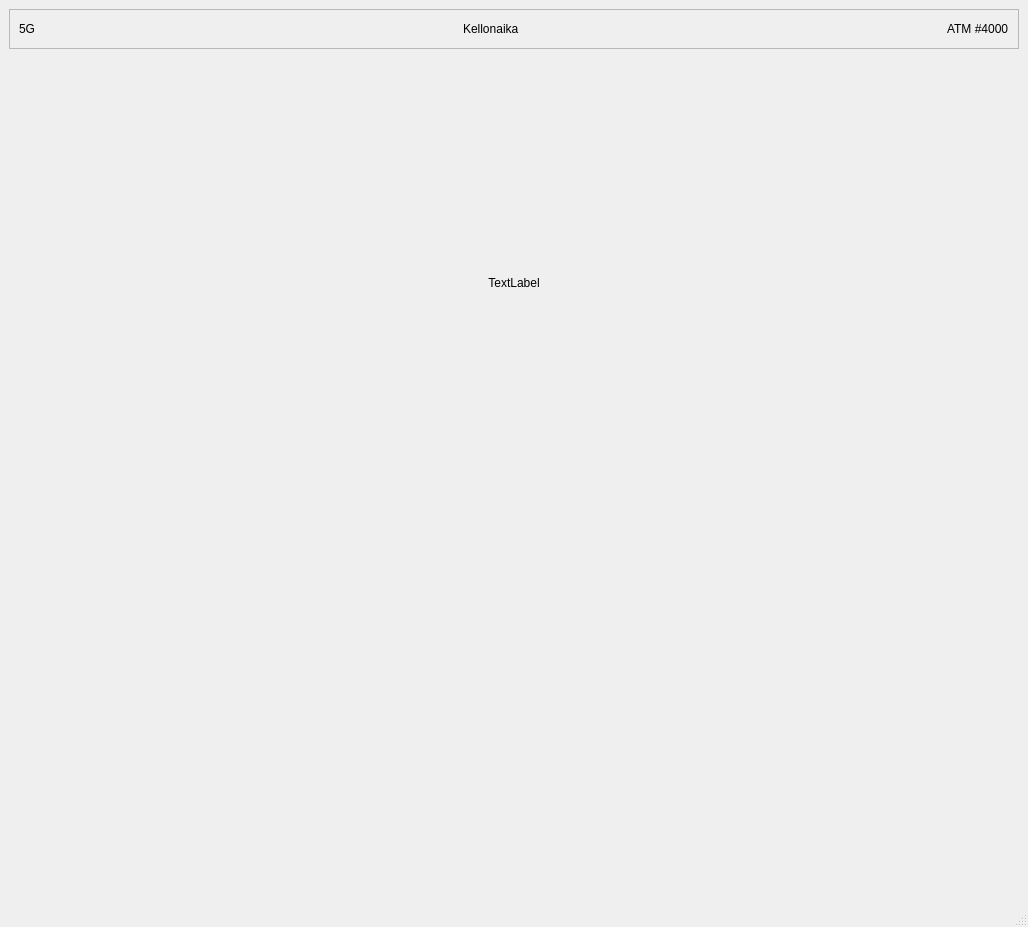
Above: frontend/mainwindow.ui from tommiLipponen/Pankki before the change. Below: the same form after it.
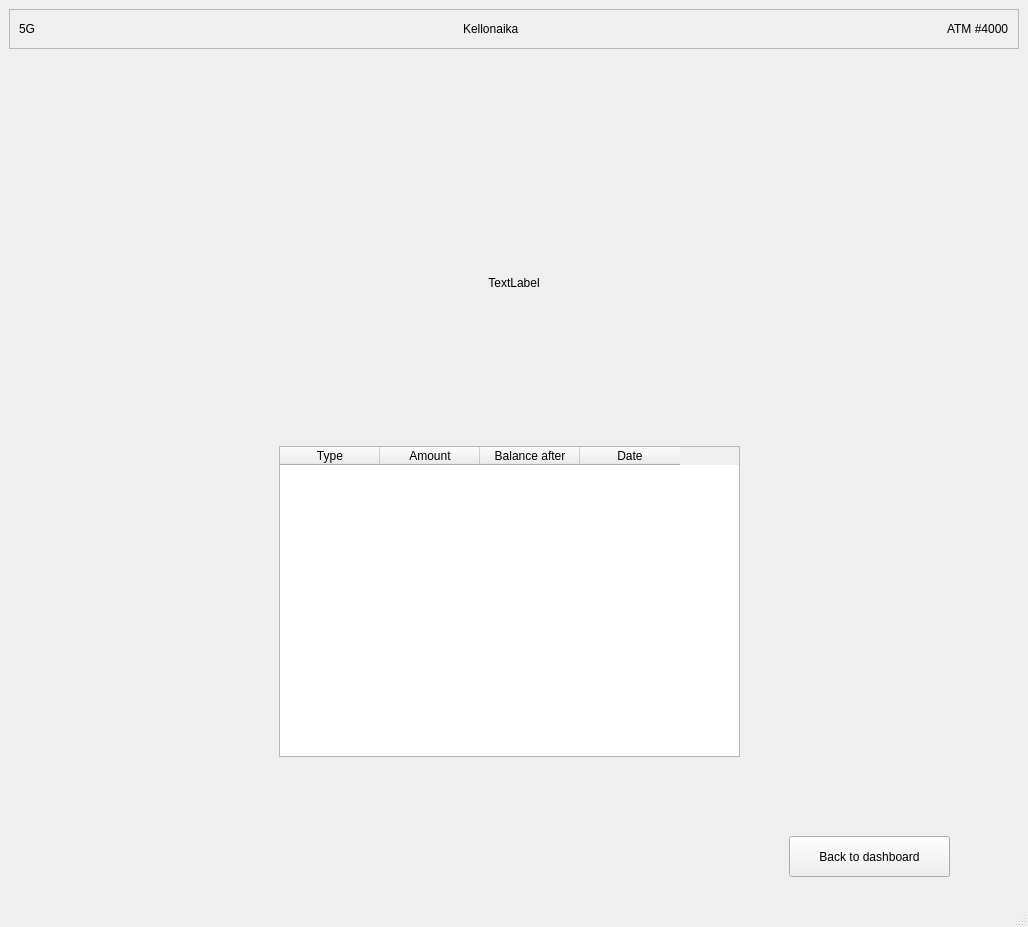
That is the form after the change. The open tabs and pages were chosen to show the change.

Commit message: Added getTransactions, backbuttons to transactions and balance views

Diff of the .ui file:
```diff
--- a/frontend/mainwindow.ui
+++ b/frontend/mainwindow.ui
@@ -553,7 +553,51 @@
         </property>
        </widget>
       </widget>
-      <widget class="QWidget" name="withdrawPage"/>
+      <widget class="QWidget" name="withdrawPage">
+       <widget class="QTableWidget" name="transactionWidget">
+        <property name="geometry">
+         <rect>
+          <x>270</x>
+          <y>150</y>
+          <width>461</width>
+          <height>311</height>
+         </rect>
+        </property>
+        <column>
+         <property name="text">
+          <string>Type</string>
+         </property>
+        </column>
+        <column>
+         <property name="text">
+          <string>Amount</string>
+         </property>
+        </column>
+        <column>
+         <property name="text">
+          <string>Balance after</string>
+         </property>
+        </column>
+        <column>
+         <property name="text">
+          <string>Date</string>
+         </property>
+        </column>
+       </widget>
+       <widget class="QPushButton" name="transactionToDashboardButton">
+        <property name="geometry">
+         <rect>
+          <x>780</x>
+          <y>540</y>
+          <width>161</width>
+          <height>41</height>
+         </rect>
+        </property>
+        <property name="text">
+         <string>Back to dashboard</string>
+        </property>
+       </widget>
+      </widget>
       <widget class="QWidget" name="TransactionPage"/>
      </widget>
     </item>
```
Left out of the diff: 17 changed lines with no effect on the pictures. The commit also changes 4 other files.
